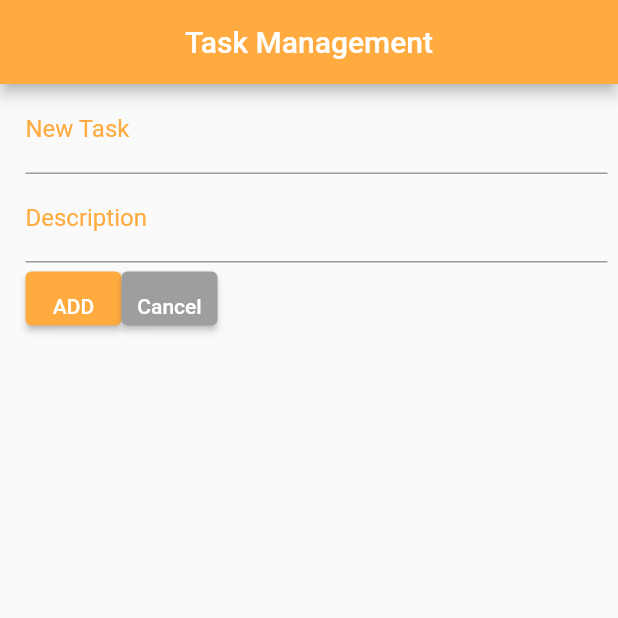
After one commit to iatulb/task_management, a Flutter app: the screen it shows after launch, after a tap on "Add Task", on a phone screen of 412 x 824 dp, the top half of it. The commit adds this screen. Run offline on Flutter 3.47's test engine with Material 2 defaults, Android fonts, the phone set to English and light mode, and no system bars; our stand-ins replace parse_server_sdk; network calls fail.

Commit message:
task managem4ent crud

```diff
--- a/lib/main.dart
+++ b/lib/main.dart
@@ -1,136 +1,44 @@
+
 import 'package:flutter/material.dart';
 import 'package:parse_server_sdk/parse_server_sdk.dart';
+import 'package:task_management/task_container.dart';
+import 'package:task_management/task_list.dart';
+
 
 void main() async {
   WidgetsFlutterBinding.ensureInitialized();
-  final keyApplicationId = 'YOUR_APP_ID_HERE';
-  final keyClientKey = 'YOUR_CLIENT_KEY_HERE';
-  final keyParseServerUrl = 'https://parseapi.back4app.com';
+
+  const keyApplicationId = '7nGCuYWhIFVolNfQbAV5FYZ9os12dRS9btePtcBO';
+  const keyClientKey = 'GxvWqEYpWIdwA2pNdjetEwXEehpdxc3nOmknannz';
+  const keyParseServerUrl = 'https://parseapi.back4app.com';
 
   await Parse().initialize(keyApplicationId, keyParseServerUrl,
-      clientKey: keyClientKey, autoSendSessionId: true);
-  runApp(const MyApp());
+      clientKey: keyClientKey, debug: true);
+
+  runApp(const MaterialApp(
+    home: Home(),
+  ));
 }
-// void main()  {
-//   runApp(const MyApp());
-// }
 
-class MyApp extends StatelessWidget {
-  const MyApp({super.key});
+class Home extends StatefulWidget {
+  const Home({super.key});
 
-  // This widget is the root of your application.
+  @override
+  // _HomeState createState() => _HomeState();
+  State<Home> createState() => _HomeState();
+}
+
+class _HomeState extends State<Home> {
+
   @override
   Widget build(BuildContext context) {
-    return MaterialApp(
-      title: 'Flutter Demo',
-      theme: ThemeData(
-        // This is the theme of your application.
-        //
-        // TRY THIS: Try running your application with "flutter run". You'll see
-        // the application has a blue toolbar. Then, without quitting the app,
-        // try changing the seedColor in the colorScheme below to Colors.green
-        // and then invoke "hot reload" (save your changes or press the "hot
-        // reload" button in a Flutter-supported IDE, or press "r" if you used
-        // the command line to start the app).
-        //
-        // Notice that the counter didn't reset back to zero; the application
-        // state is not lost during the reload. To reset the state, use hot
-        // restart instead.
-        //
-        // This works for code too, not just values: Most code changes can be
-        // tested with just a hot reload.
-        colorScheme: ColorScheme.fromSeed(seedColor: Colors.deepPurple),
-        useMaterial3: true,
+    return Scaffold(
+      appBar: AppBar(
+        title: const Text("Task Management"),
+        backgroundColor: Colors.orangeAccent,
+        centerTitle: true,
       ),
-      home: const MyHomePage(title: 'Flutter Demo Home Page'),
+      body: const TaskContainer(title: 'Task List',)
     );
   }
 }
-
-class MyHomePage extends StatefulWidget {
-  const MyHomePage({super.key, required this.title});
-
-  // This widget is the home page of your application. It is stateful, meaning
-  // that it has a State object (defined below) that contains fields that affect
-  // how it looks.
-
-  // This class is the configuration for the state. It holds the values (in this
-  // case the title) provided by the parent (in this case the App widget) and
-  // used by the build method of the State. Fields in a Widget subclass are
-  // always marked "final".
-
-  final String title;
-
-  @override
-  State<MyHomePage> createState() => _MyHomePageState();
-}
-
-class _MyHomePageState extends State<MyHomePage> {
-  int _counter = 0;
-
-  void _incrementCounter() {
-    setState(() {
-      // This call to setState tells the Flutter framework that something has
-      // changed in this State, which causes it to rerun the build method below
-      // so that the display can reflect the updated values. If we changed
-      // _counter without calling setState(), then the build method would not be
-      // called again, and so nothing would appear to happen.
-      _counter++;
-    });
-  }
-
-  @override
-  Widget build(BuildContext context) {
-    // This method is rerun every time setState is called, for instance as done
-    // by the _incrementCounter method above.
-    //
-    // The Flutter framework has been optimized to make rerunning build methods
-    // fast, so that you can just rebuild anything that needs updating rather
-    // than having to individually change instances of widgets.
-    return Scaffold(
-      appBar: AppBar(
-        // TRY THIS: Try changing the color here to a specific color (to
-        // Colors.amber, perhaps?) and trigger a hot reload to see the AppBar
-        // change color while the other colors stay the same.
-        backgroundColor: Theme.of(context).colorScheme.inversePrimary,
-        // Here we take the value from the MyHomePage object that was created by
-        // the App.build method, and use it to set our appbar title.
-        title: Text(widget.title),
-      ),
-      body: Center(
-        // Center is a layout widget. It takes a single child and positions it
-        // in the middle of the parent.
-        child: Column(
-          // Column is also a layout widget. It takes a list of children and
-          // arranges them vertically. By default, it sizes itself to fit its
-          // children horizontally, and tries to be as tall as its parent.
-          //
-          // Column has various properties to control how it sizes itself and
-          // how it positions its children. Here we use mainAxisAlignment to
-          // center the children vertically; the main axis here is the vertical
-          // axis because Columns are vertical (the cross axis would be
-          // horizontal).
-          //
-          // TRY THIS: Invoke "debug painting" (choose the "Toggle Debug Paint"
-          // action in the IDE, or press "p" in the console), to see the
-          // wireframe for each widget.
-          mainAxisAlignment: MainAxisAlignment.center,
-          children: <Widget>[
-            const Text(
-              'You have pushed the button this many times:',
-            ),
-            Text(
-              '$_counter',
-              style: Theme.of(context).textTheme.headlineMedium,
-            ),
-          ],
-        ),
-      ),
-      floatingActionButton: FloatingActionButton(
-        onPressed: _incrementCounter,
-        tooltip: 'Increment',
-        child: const Icon(Icons.add),
-      ), // This trailing comma makes auto-formatting nicer for build methods.
-    );
-  }
-}
--- /dev/null
+++ b/lib/task_container.dart
@@ -0,0 +1,60 @@
+import 'package:flutter/material.dart';
+import 'package:task_management/task_form.dart';
+import 'package:task_management/task_list.dart';
+
+class TaskContainer extends StatefulWidget {
+  const TaskContainer({super.key, required this.title});
+
+  final String title;
+
+  @override
+  State<TaskContainer> createState() => _TaskContainer();
+}
+
+class _TaskContainer extends State<TaskContainer> {
+
+  bool showTaskForm = false;
+
+  void _showTaskForm(){
+    setState(() {
+      showTaskForm = true;
+      task = null;
+    });
+  }
+
+  var task;
+
+  void _setTaskData(data){
+    setState(() {
+      task = data;
+    });
+  }
+
+  void _setShowTaskForm(bool flag){
+    setState(() {
+      showTaskForm = flag;
+    });
+  }
+
+
+  @override
+  Widget build(BuildContext context) {
+    return
+    showTaskForm ?
+      TaskForm(title: "Add Task", setShowTaskForm : _setShowTaskForm, taskData : task)
+    :
+    Column(
+      children: [
+        ElevatedButton(
+          style: ElevatedButton.styleFrom(
+            foregroundColor: Colors.white, backgroundColor: Colors.orangeAccent,
+          ),
+          onPressed: _showTaskForm,
+          child: const Text("Add Task")
+        ),
+        TaskList(title:"Task List", setShowTaskForm : _setShowTaskForm, setTaskData:_setTaskData),
+      ],
+    );
+  }
+
+}
--- /dev/null
+++ b/lib/task_form.dart
@@ -0,0 +1,198 @@
+
+import 'package:flutter/material.dart';
+import 'package:parse_server_sdk/parse_server_sdk.dart';
+
+class TaskForm extends StatefulWidget{
+  final String title;
+
+  final setShowTaskForm;
+
+  final taskData;
+
+  const TaskForm({super.key, required this.title, this.setShowTaskForm, this.taskData, });
+
+
+  @override
+  State<TaskForm> createState() => _TaskForm();
+}
+
+class _TaskForm extends State<TaskForm> {
+
+  bool processing = false;
+
+  TextEditingController titleController = TextEditingController();
+  TextEditingController descriptionController = TextEditingController();
+
+
+  void _addTask() async{
+    setState(() {
+      processing = true;
+    });
+    String title = titleController.text.trim();
+    String description = descriptionController.text.trim();
+    if (title.isEmpty) {
+      ScaffoldMessenger.of(context).showSnackBar(const SnackBar(
+          content: Text("Empty title"),
+          duration: Duration(seconds: 2),
+        )
+      );
+    }
+
+    final task = ParseObject("Task")..set("title", title)..set("description", description);
+    await task.save();
+    setState(() {
+      processing = false;
+      widget.setShowTaskForm(false);
+    });
+  }
+
+  void updateTask(taskId) async{
+    setState(() {
+      processing = true;
+    });
+    String title = titleController.text.trim();
+    String description = descriptionController.text.trim();
+    if (title.isEmpty) {
+      ScaffoldMessenger.of(context).showSnackBar(const SnackBar(
+          content: Text("Empty title"),
+          duration: Duration(seconds: 2),
+        )
+      );
+    }
+
+    final task = ParseObject("Task")
+      ..set("title", title)
+      ..set("description", description)
+      ..set("objectId", taskId)
+    ;
+    await task.save();
+    setState(() {
+      processing = false;
+      widget.setShowTaskForm(false);
+    });
+  }
+
+  @override
+  Widget build(BuildContext context){
+    return
+    processing ?
+    const SizedBox(
+      width: 100,
+      height: 100,
+      child: CircularProgressIndicator(),
+    )
+    :
+    FutureBuilder<ParseObject?>(
+      future: getByObjectId(widget.taskData != null && widget.taskData!.get("objectId").toString().isNotEmpty ? widget.taskData!.get("objectId").toString() : ""),
+      builder: (context, snapshot) {
+        switch (snapshot.connectionState) {
+          case ConnectionState.none:
+          case ConnectionState.waiting:
+            return const Center(
+              child: SizedBox(
+                  width: 100,
+                  height: 100,
+                  child: CircularProgressIndicator()),
+            );
+          default:
+            if (snapshot.hasError) {
+              return const Center(
+                child: Text("Error..."),
+              );
+            }
+            // if (!snapshot.hasData) {
+            //   return const Center(
+            //     child: Text("No Data..."),
+            //   );
+            // }
+            else {
+              return Container(
+                padding: const EdgeInsets.fromLTRB(17.0, 1.0, 7.0, 1.0),
+                child: Column(
+                  children: <Widget>[
+                    TextField(
+                        autocorrect: true,
+                        textCapitalization: TextCapitalization.sentences,
+                        controller: titleController..text= widget.taskData != null && widget.taskData!.get("title").toString().isNotEmpty ? widget.taskData!.get("title") ?? "" : "",
+                        decoration: const InputDecoration(
+                            labelText: "New Task",
+                            labelStyle: TextStyle(color: Colors.orangeAccent)),
+                      ),
+                    TextField(
+                        autocorrect: true,
+                        textCapitalization: TextCapitalization.sentences,
+                        controller: descriptionController..text= widget.taskData != null && widget.taskData!.get("description").toString().isNotEmpty ? widget.taskData!.get("description") ?? "" : "",
+                        decoration: const InputDecoration(
+                            labelText: "Description",
+                            labelStyle: TextStyle(color: Colors.orangeAccent)),
+                      ),
+                      Row(
+                        children: [
+                          widget.taskData != null && widget.taskData!.get("objectId").toString().isNotEmpty
+                          ? ElevatedButton(
+                            style: ElevatedButton.styleFrom(
+                              onPrimary: Colors.white,
+                              primary: Colors.orangeAccent,
+                              padding: const EdgeInsets.fromLTRB(0, 10, 0, 0),
+                            ),
+                            onPressed: (){
+                              updateTask(widget.taskData!.get("objectId"));
+                            },
+                            child: const Text("Update"))
+                          :
+                          ElevatedButton(
+                            style: ElevatedButton.styleFrom(
+                              onPrimary: Colors.white,
+                              primary: Colors.orangeAccent,
+                              padding: const EdgeInsets.fromLTRB(0, 10, 0, 0),
+                            ),
+                            onPressed: _addTask,
+                            child: const Text("ADD")),
+
+                          ElevatedButton(
+                            style: ElevatedButton.styleFrom(
+                              onPrimary: Colors.white,
+                              primary: Colors.grey,
+                              padding: const EdgeInsets.fromLTRB(0, 10, 0, 0),
+                            ),
+                            onPressed: (){
+                              setState(() {
+                                processing = false;
+                                widget.setShowTaskForm(false);
+                              });
+                            },
+                            child: const Text("Cancel")),
+                        ],
+                      )
+
+                  ],
+                )
+              );
+            }
+        }
+      }
+    );
+  }
+
+  Future<ParseObject?> getByObjectId(String objectId) async {
+    // if (objectId.isEmpty) {
+    //   ScaffoldMessenger.of(context)
+    //     ..removeCurrentSnackBar()
+    //     ..showSnackBar(
+    //         const SnackBar(content: Text('None objectId. Click Save before.')));
+    //   return null;
+    // }
+    QueryBuilder<ParseObject> queryTodo =
+        QueryBuilder<ParseObject>(ParseObject('Task'))..whereEqualTo("objectId", objectId);
+
+    final ParseResponse apiResponse = await queryTodo.query();
+
+    if (apiResponse.success && apiResponse.results != null) {
+      final object = (apiResponse.results!.first) as ParseObject;
+      return object;
+    } else {
+      return null;
+    }
+    // return null;
+  }
+}
--- /dev/null
+++ b/lib/task_list.dart
@@ -0,0 +1,168 @@
+import 'package:flutter/material.dart';
+import 'package:parse_server_sdk/parse_server_sdk.dart';
+
+class TaskList extends StatefulWidget {
+  final setShowTaskForm;
+
+  final setTaskData;
+
+  const TaskList({super.key, required this.title, this.setShowTaskForm, this.setTaskData});
+
+  final String title;
+
+  @override
+  State<TaskList> createState() => _TaskList();
+}
+
+class _TaskList extends State<TaskList> {
+
+   bool done = false;
+
+
+
+  @override
+  Widget build(BuildContext context) {
+    return
+        Expanded(
+            child: FutureBuilder<List<ParseObject>>(
+                future: getAllTasks(),
+                builder: (context, snapshot) {
+                  switch (snapshot.connectionState) {
+                    case ConnectionState.none:
+                    case ConnectionState.waiting:
+                      return Center(
+                        child: Container(
+                            width: 100,
+                            height: 100,
+                            child: CircularProgressIndicator()),
+                      );
+                    default:
+                      if (snapshot.hasError) {
+                        return const Center(
+                          child: Text("Error..."),
+                        );
+                      }
+                      if (!snapshot.hasData) {
+                        return const Center(
+                          child: Text("No Data..."),
+                        );
+                      } else {
+                        return ListView.builder(
+                            padding: const EdgeInsets.only(top: 10.0),
+                            itemCount: snapshot.data!.length,
+                            itemBuilder: (context, index) {
+                              //*************************************
+                              //Get Parse Object Values
+                              final varTodo = snapshot.data![index];
+                              final varTitle = varTodo.get('title').toString()!;
+                              final varDescription = varTodo.get<String>('description') ?? "";
+                              final varDone = varTodo.get("done") ?? false;
+                              //*************************************
+
+                              return ListTile(
+                                title: Text(varTitle),
+                                subtitle: Text(varDescription),
+                                onTap: (){
+                                  widget.setShowTaskForm(true);
+                                  widget.setTaskData(varTodo);
+                                },
+                                leading: CircleAvatar(
+                                  backgroundColor:
+                                      varDone ? Colors.green : Colors.orange,
+                                  foregroundColor: Colors.white,
+                                  child:
+                                      Icon(varDone ? Icons.check : Icons.error),
+                                ),
+                                trailing: Row(
+                                  mainAxisSize: MainAxisSize.min,
+                                  children: [
+                                    MySwitch(done : varDone, objectId : varTodo.objectId),
+                                    IconButton(
+                                      icon: const Icon(
+                                        Icons.delete,
+                                        color: Colors.orange,
+                                      ),
+                                      onPressed: () async {
+                                        await deleteTask(varTodo.objectId!);
+                                        setState(() {
+                                          const snackBar = SnackBar(
+                                            content: Text("Task deleted!"),
+                                            duration: Duration(seconds: 2),
+                                          );
+                                          ScaffoldMessenger.of(context)
+                                            ..removeCurrentSnackBar()
+                                            ..showSnackBar(snackBar);
+                                        });
+                                      },
+                                    )
+                                  ],
+                                ),
+                              );
+                            });
+                      }
+                  }
+                }
+              )
+    );
+  }
+}
+
+
+Future<List<ParseObject>> getAllTasks() async {
+  QueryBuilder<ParseObject> queryTodo =
+      QueryBuilder<ParseObject>(ParseObject('Task'));
+
+  final ParseResponse apiResponse = await queryTodo.query();
+
+  if (apiResponse.success && apiResponse.results != null) {
+    return apiResponse.results as List<ParseObject>;
+  } else {
+    return [];
+  }
+}
+
+Future<void> saveTodo(String title) async {
+  await Future.delayed(Duration(seconds: 1), () {});
+}
+
+Future<void> updateTodo(String id, bool done) async {
+  final task = ParseObject("Task")..objectId = id;
+  task.set("done", done);
+  await task.save();
+}
+
+Future<void> deleteTask(String id) async {
+  final task = ParseObject("Task")..objectId = id;
+  await task.delete();
+}
+
+class MySwitch extends StatefulWidget{
+  var done;
+
+  var objectId;
+
+  MySwitch({super.key, this.done=false, this.objectId});
+
+
+  @override
+  State<MySwitch> createState() => _MySwitch();
+}
+
+class _MySwitch extends State<MySwitch>{
+
+  @override
+  Widget build(BuildContext context){
+    return Switch(
+      // This bool value toggles the switch.
+      value: widget.done,
+      activeColor: Colors.orange,
+      onChanged: (bool value) {
+        // This is called when the user toggles the switch.
+        setState(() {
+          widget.done = !widget.done;
+        });
+        updateTodo(widget.objectId, widget.done);
+      },
+    );
+  }
+}
```
